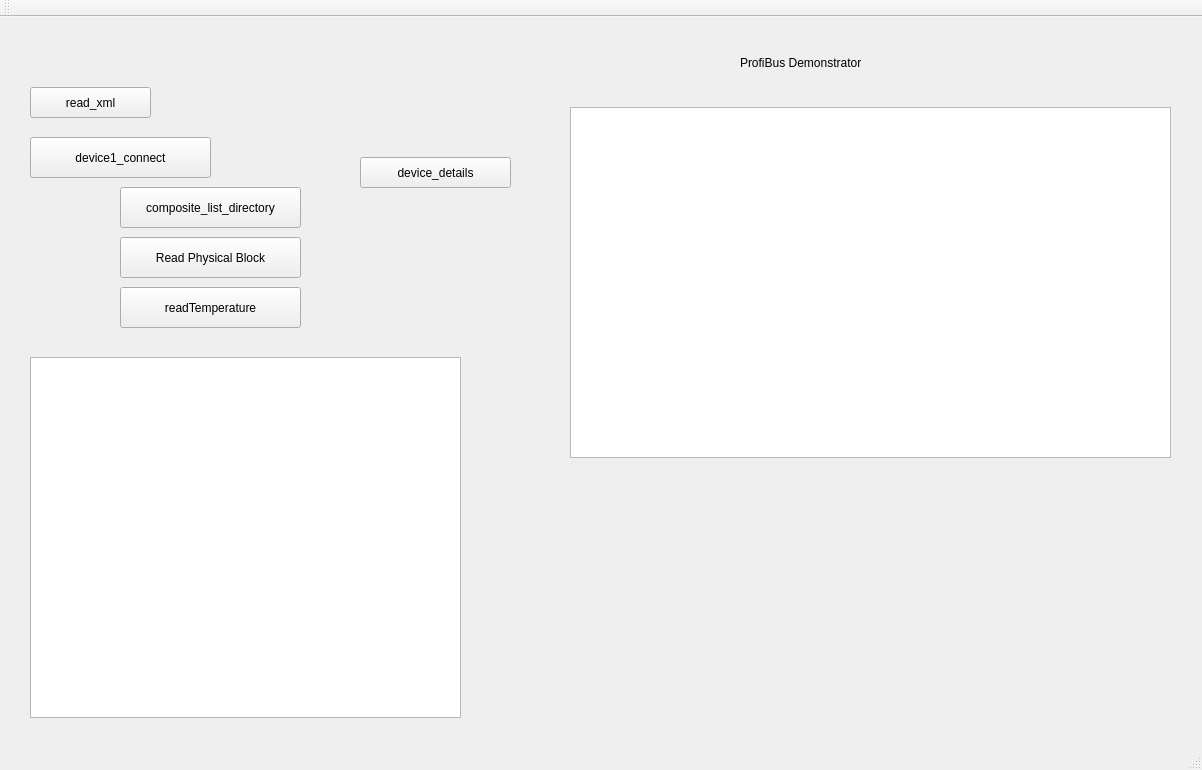
Qt form profibus/mainwindow.ui (axelwogawa/PROFIBus-Profis) before a commit.
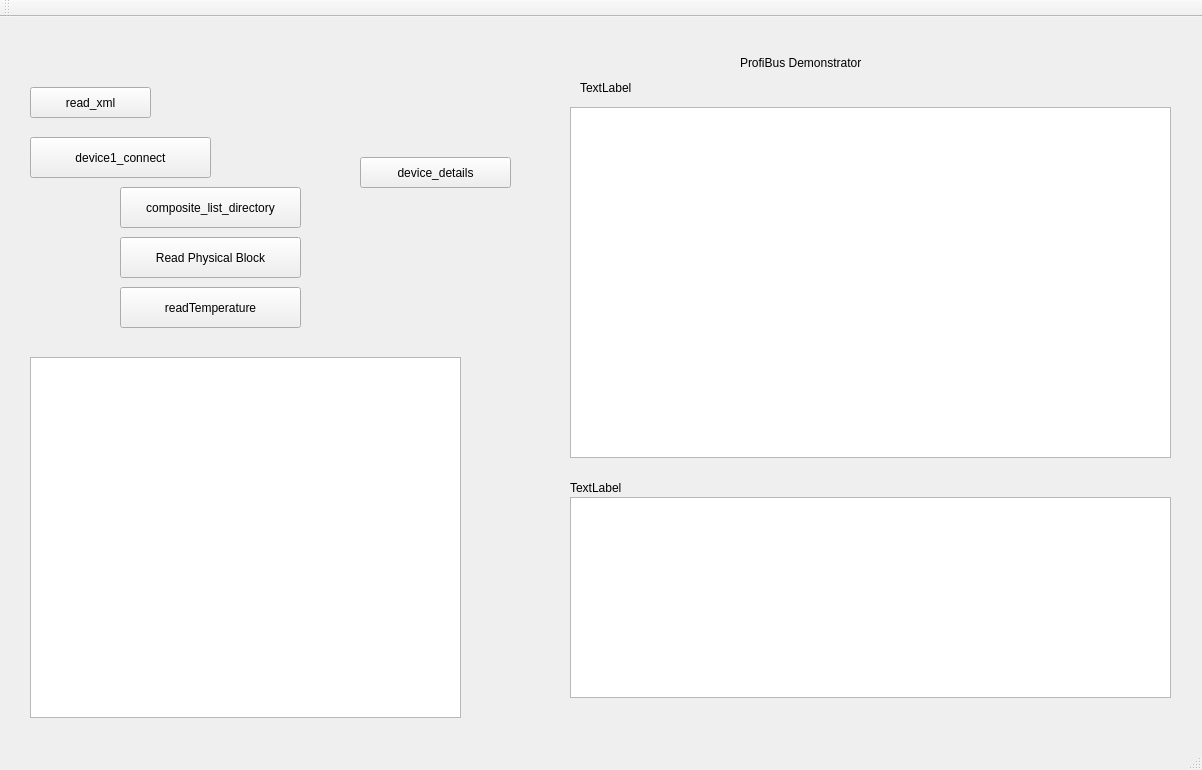
The same form after that commit.

Commit message: gui colors added + second table for show certain views

What changed in the file:
```diff
--- a/profibus/mainwindow.ui
+++ b/profibus/mainwindow.ui
@@ -128,6 +128,42 @@
      <string>ProfiBus Demonstrator</string>
     </property>
    </widget>
+   <widget class="QTableWidget" name="tableWidget_2">
+    <property name="geometry">
+     <rect>
+      <x>570</x>
+      <y>480</y>
+      <width>601</width>
+      <height>201</height>
+     </rect>
+    </property>
+   </widget>
+   <widget class="QLabel" name="label_2">
+    <property name="geometry">
+     <rect>
+      <x>580</x>
+      <y>60</y>
+      <width>371</width>
+      <height>21</height>
+     </rect>
+    </property>
+    <property name="text">
+     <string>TextLabel</string>
+    </property>
+   </widget>
+   <widget class="QLabel" name="label_3">
+    <property name="geometry">
+     <rect>
+      <x>570</x>
+      <y>460</y>
+      <width>161</width>
+      <height>21</height>
+     </rect>
+    </property>
+    <property name="text">
+     <string>TextLabel</string>
+    </property>
+   </widget>
   </widget>
   <widget class="QMenuBar" name="menuBar">
    <property name="geometry">
```
The commit also changes 3 other files.
